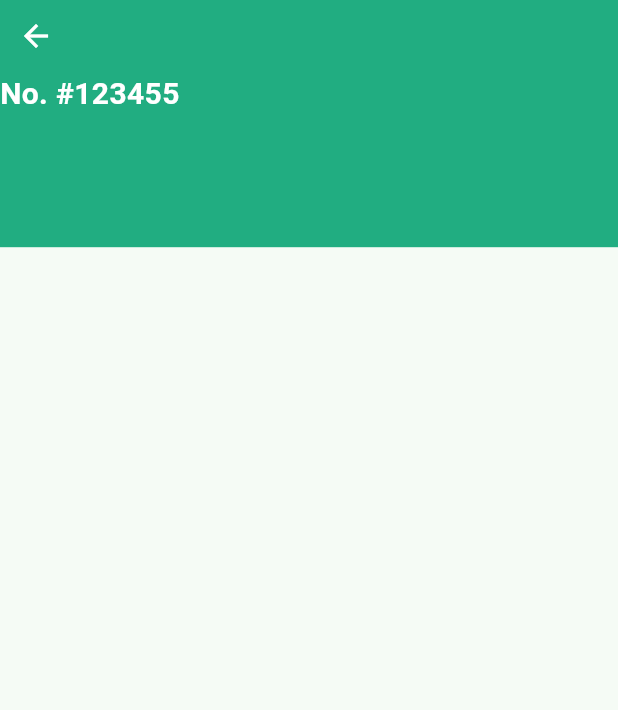
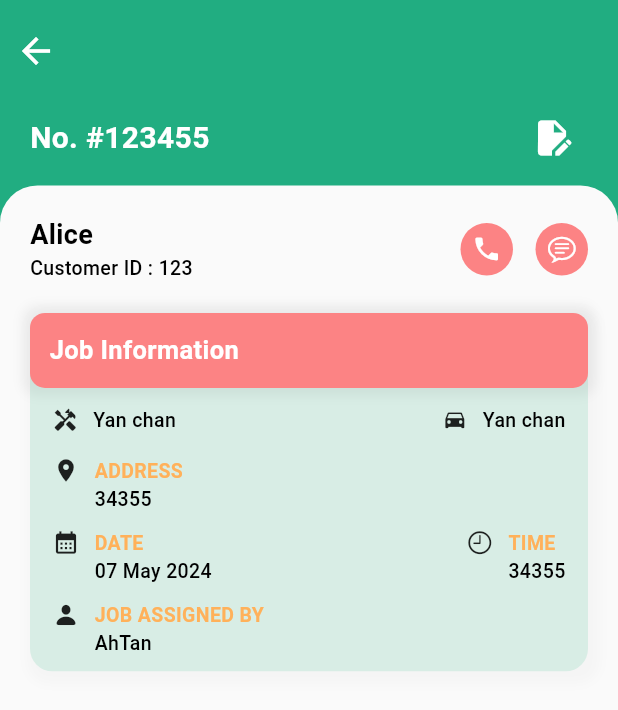
Before and after one commit to UnidboxIT/UnidboxApp, a Flutter app: the JobOrderDetailScreen screen opened directly, on a phone screen of 412 x 824 dp. Shown: the top 710 px of the screen. Run offline on Flutter 3.47's test engine with Material 3 defaults, Android fonts, the phone set to English and light mode, and no system bars; our stand-ins replace cached_network_image, dropdown_button2, focus_detector_v2, get, get_storage, image_picker and 4 more; missing offline and left inert: syncfusion_flutter_barcodes; accounts and stored records are empty.

Commit message:
job order detail

```diff
--- a/lib/views/screens/calendar_screens/widgets/calendar_handyman_assign.dart
+++ b/lib/views/screens/calendar_screens/widgets/calendar_handyman_assign.dart
@@ -216,13 +216,8 @@ class CalendarHandymanAssignWidget extends StatelessWidget {
           shrinkWrap: true,
           itemBuilder: (context, index) {
             if (dateRangeMap.isEmpty) {
-              return GestureDetector(
-                onTap: () {
-                  Get.to(() => const JobOrderDetailScreen());
-                },
-                child: jobOrderAvailableWidget(
-                    controller.handymanList[index].name),
-              );
+              return jobOrderAvailableWidget(
+                  controller.handymanList[index].name);
             }
             if (dateRangeMap[0]
                 .handymanIDs
@@ -230,7 +225,9 @@ class CalendarHandymanAssignWidget extends StatelessWidget {
               String jobType = dateRangeMap[0].jobType;
               String address = dateRangeMap[0].deliStreet;
               return GestureDetector(
-                onTap: () {},
+                onTap: () {
+                  Get.to(() => const JobOrderDetailScreen());
+                },
                 child: jobOrderBusyWidget(
                   controller.handymanList[index].name,
                   jobType,
--- a/lib/views/screens/calendar_screens/widgets/monthly_calendar_view_widget.dart
+++ b/lib/views/screens/calendar_screens/widgets/monthly_calendar_view_widget.dart
@@ -4,7 +4,6 @@ import 'package:get/get.dart';
 import 'package:intl/intl.dart';
 import 'package:table_calendar/table_calendar.dart';
 import 'package:unidbox_app/controllers/calendar_controllers/calendar_controller.dart';
-import 'package:unidbox_app/utils/commons/super_print.dart';
 import 'package:unidbox_app/utils/constant/app_color.dart';
 import 'package:unidbox_app/views/widgets/text_widget.dart';
 
--- a/lib/views/screens/job_order_update/job_order_detail_screen.dart
+++ b/lib/views/screens/job_order_update/job_order_detail_screen.dart
@@ -3,7 +3,9 @@ import 'package:responsive_sizer/responsive_sizer.dart';
 import 'package:unidbox_app/utils/commons/super_scaffold.dart';
 
 import '../../../utils/constant/app_color.dart';
+import 'widgets/job_order_detail/job_information_widget.dart';
 import 'widgets/joborder_app_bar_widget.dart';
+import 'widgets/job_order_detail/partner_widget.dart';
 
 class JobOrderDetailScreen extends StatelessWidget {
   const JobOrderDetailScreen({super.key});
@@ -12,19 +14,40 @@ class JobOrderDetailScreen extends StatelessWidget {
   Widget build(BuildContext context) {
     return SuperScaffold(
       topColor: AppColor.primary,
+      botColor: AppColor.bgColor,
       child: Scaffold(
         body: SizedBox(
           width: 100.w,
           height: 100.h,
-          child: const Column(
+          child: Stack(
             children: [
-              JobOrderAppBArWidget(
+              const JobOrderAppBArWidget(
                 handymanID: "123455",
               ),
+              Transform.translate(
+                offset: Offset(0, 15.h),
+                child: jobOrderDetailBodyWidget(),
+              )
             ],
           ),
         ),
       ),
     );
   }
+
+  Widget jobOrderDetailBodyWidget() {
+    return Container(
+      height: 50.h,
+      decoration: BoxDecoration(
+        color: AppColor.bgColor,
+        borderRadius: BorderRadius.circular(25),
+      ),
+      child: ListView(
+        children: [
+          partnerWidget(),
+          const JobOrderInfoWidget(),
+        ],
+      ),
+    );
+  }
 }
--- a/lib/views/screens/job_order_update/job_order_update_screeen.dart
+++ b/lib/views/screens/job_order_update/job_order_update_screeen.dart
@@ -1,10 +1,18 @@
 import 'package:flutter/cupertino.dart';
+import 'package:flutter/material.dart';
+import 'package:unidbox_app/utils/commons/super_scaffold.dart';
+import 'package:unidbox_app/utils/constant/app_color.dart';
 
 class JobOrderUpdateScreen extends StatelessWidget {
   const JobOrderUpdateScreen({super.key});
 
   @override
   Widget build(BuildContext context) {
-    return const Placeholder();
+    return SuperScaffold(
+        topColor: AppColor.primary,
+        botColor: AppColor.bgColor,
+        child: Scaffold(
+          body: Container(),
+        ));
   }
 }
--- /dev/null
+++ b/lib/views/screens/job_order_update/widgets/job_order_detail/job_detail_widget.dart
@@ -0,0 +1,10 @@
+import 'package:flutter/material.dart';
+
+class JobOrderDetailWidget extends StatelessWidget {
+  const JobOrderDetailWidget({super.key});
+
+  @override
+  Widget build(BuildContext context) {
+    return Container();
+  }
+}
--- /dev/null
+++ b/lib/views/screens/job_order_update/widgets/job_order_detail/job_information_widget.dart
@@ -0,0 +1,146 @@
+import 'package:flutter/cupertino.dart';
+import 'package:flutter/material.dart';
+import 'package:intl/intl.dart';
+import 'package:responsive_sizer/responsive_sizer.dart';
+import 'package:unidbox_app/utils/constant/app_color.dart';
+import 'package:unidbox_app/views/widgets/text_widget.dart';
+
+class JobOrderInfoWidget extends StatelessWidget {
+  const JobOrderInfoWidget({super.key});
+
+  @override
+  Widget build(BuildContext context) {
+    return Container(
+      padding: const EdgeInsets.symmetric(horizontal: 20),
+      child: Stack(
+        children: [
+          Container(
+            width: 100.w,
+            height: 29.h,
+            decoration: BoxDecoration(
+              color: AppColor.bottomSheetBgColor,
+              borderRadius: BorderRadius.circular(15),
+              boxShadow: [
+                BoxShadow(
+                  color: Colors.black.withOpacity(0.02),
+                  blurRadius: 5,
+                  spreadRadius: 5,
+                  offset: const Offset(3, 3),
+                )
+              ],
+            ),
+            child: Transform.translate(
+              offset: Offset(0, 7.5.h),
+              child: Padding(
+                padding: const EdgeInsets.symmetric(horizontal: 15),
+                child: Column(
+                  children: [
+                    //Handyman and Delivery
+                    Row(
+                      children: [
+                        handymanAndDeliveryWidget(
+                          Icons.handyman,
+                          "Yan chan",
+                        ),
+                        const Spacer(),
+                        handymanAndDeliveryWidget(
+                          CupertinoIcons.car,
+                          "Yan chan",
+                        ),
+                      ],
+                    ),
+                    const SizedBox(height: 15),
+                    eachTextAndIconWidget(
+                      Icons.location_on,
+                      "Address",
+                      "34355",
+                    ),
+                    const SizedBox(height: 10),
+                    Row(
+                      children: [
+                        eachTextAndIconWidget(
+                          Icons.calendar_month,
+                          "Date",
+                          DateFormat("dd MMM yyy").format(DateTime.now()),
+                        ),
+                        const Spacer(),
+                        eachTextAndIconWidget(
+                          CupertinoIcons.clock,
+                          "Time",
+                          "34355",
+                        ),
+                      ],
+                    ),
+                    const SizedBox(height: 10),
+                    eachTextAndIconWidget(
+                      CupertinoIcons.person_fill,
+                      "Job Assigned By",
+                      "AhTan ",
+                    )
+                  ],
+                ),
+              ),
+            ),
+          ),
+          Container(
+            width: 100.w,
+            padding: const EdgeInsets.symmetric(horizontal: 13, vertical: 13),
+            decoration: BoxDecoration(
+                color: AppColor.pinkColor,
+                borderRadius: BorderRadius.circular(10),
+                boxShadow: [
+                  BoxShadow(
+                      color: Colors.black.withOpacity(0.05),
+                      blurRadius: 5,
+                      spreadRadius: 5)
+                ]),
+            child: textWidget(
+              "Job Information",
+              color: Colors.white,
+              fontWeight: FontWeight.bold,
+              size: 17,
+            ),
+          ),
+        ],
+      ),
+    );
+  }
+
+  Widget handymanAndDeliveryWidget(IconData iconData, String name) {
+    return Row(
+      children: [
+        Icon(
+          iconData,
+          size: 17,
+        ),
+        const SizedBox(width: 10),
+        textWidget(name, size: 13, fontWeight: FontWeight.w500),
+      ],
+    );
+  }
+
+  Widget eachTextAndIconWidget(IconData iconData, String title, String text) {
+    return Row(
+      crossAxisAlignment: CrossAxisAlignment.start,
+      children: [
+        Icon(
+          iconData,
+          size: 18,
+        ),
+        const SizedBox(width: 10),
+        Column(
+          crossAxisAlignment: CrossAxisAlignment.start,
+          children: [
+            textWidget(
+              title.toUpperCase(),
+              color: AppColor.orangeColor,
+              fontWeight: FontWeight.bold,
+              size: 13,
+            ),
+            textWidget(text, size: 13, fontWeight: FontWeight.w500),
+          ],
+        ),
+      ],
+    );
+  }
+}
--- /dev/null
+++ b/lib/views/screens/job_order_update/widgets/job_order_detail/partner_widget.dart
@@ -0,0 +1,41 @@
+import 'package:flutter/cupertino.dart';
+import 'package:flutter/material.dart';
+import 'package:unidbox_app/utils/constant/app_color.dart';
+import 'package:unidbox_app/views/widgets/text_widget.dart';
+
+import '../../../../widgets/icon_widget/circle_icon_widget.dart';
+
+Widget partnerWidget() {
+  return Container(
+    padding: const EdgeInsets.symmetric(horizontal: 20, vertical: 20),
+    child: Row(
+      children: [
+        Column(
+          crossAxisAlignment: CrossAxisAlignment.start,
+          children: [
+            textWidget("Alice", fontWeight: FontWeight.bold, size: 18),
+            textWidget("Customer ID : 123", size: 13)
+          ],
+        ),
+        const Spacer(),
+        GestureDetector(
+          onTap: () {},
+          child: circleIconWidget(
+            Icons.phone,
+            AppColor.pinkColor,
+            Colors.white,
+          ),
+        ),
+        const SizedBox(width: 15),
+        GestureDetector(
+          onTap: () {},
+          child: circleIconWidget(
+            CupertinoIcons.chat_bubble_text,
+            AppColor.pinkColor,
+            Colors.white,
+          ),
+        ),
+      ],
+    ),
+  );
+}
--- a/lib/views/screens/job_order_update/widgets/joborder_app_bar_widget.dart
+++ b/lib/views/screens/job_order_update/widgets/joborder_app_bar_widget.dart
@@ -18,6 +18,7 @@ class JobOrderAppBArWidget extends StatelessWidget {
         child: Column(
           crossAxisAlignment: CrossAxisAlignment.start,
           children: [
+            const SizedBox(height: 10),
             IconButton(
               onPressed: () {
                 Get.back();
@@ -25,10 +26,34 @@ class JobOrderAppBArWidget extends StatelessWidget {
               icon: const Icon(
                 Icons.arrow_back,
                 color: Colors.white,
+                size: 28,
               ),
             ),
-            textWidget("No. #$handymanID",
-                color: Colors.white, size: 20, fontWeight: FontWeight.bold),
+            const SizedBox(height: 10),
+            Container(
+              padding: const EdgeInsets.symmetric(horizontal: 20),
+              child: Row(
+                children: [
+                  textWidget(
+                    "No. #$handymanID",
+                    color: Colors.white,
+                    size: 20,
+                    fontWeight: FontWeight.bold,
+                  ),
+                  const Spacer(),
+                  IconButton(
+                    onPressed: () {
+                      Get.back();
+                    },
+                    icon: const Icon(
+                      Icons.edit_document,
+                      color: Colors.white,
+                      size: 28,
+                    ),
+                  ),
+                ],
+              ),
+            ),
           ],
         ));
   }
--- /dev/null
+++ b/lib/views/widgets/icon_widget/circle_icon_widget.dart
@@ -0,0 +1,17 @@
+import 'package:flutter/material.dart';
+
+Widget circleIconWidget(IconData iconData, Color bgColor, Color iconColor) {
+  return Container(
+    width: 35,
+    height: 35,
+    decoration: BoxDecoration(
+      color: bgColor,
+      borderRadius: BorderRadius.circular(50),
+    ),
+    child: Icon(
+      iconData,
+      color: iconColor,
+      size: 20,
+    ),
+  );
+}
```
